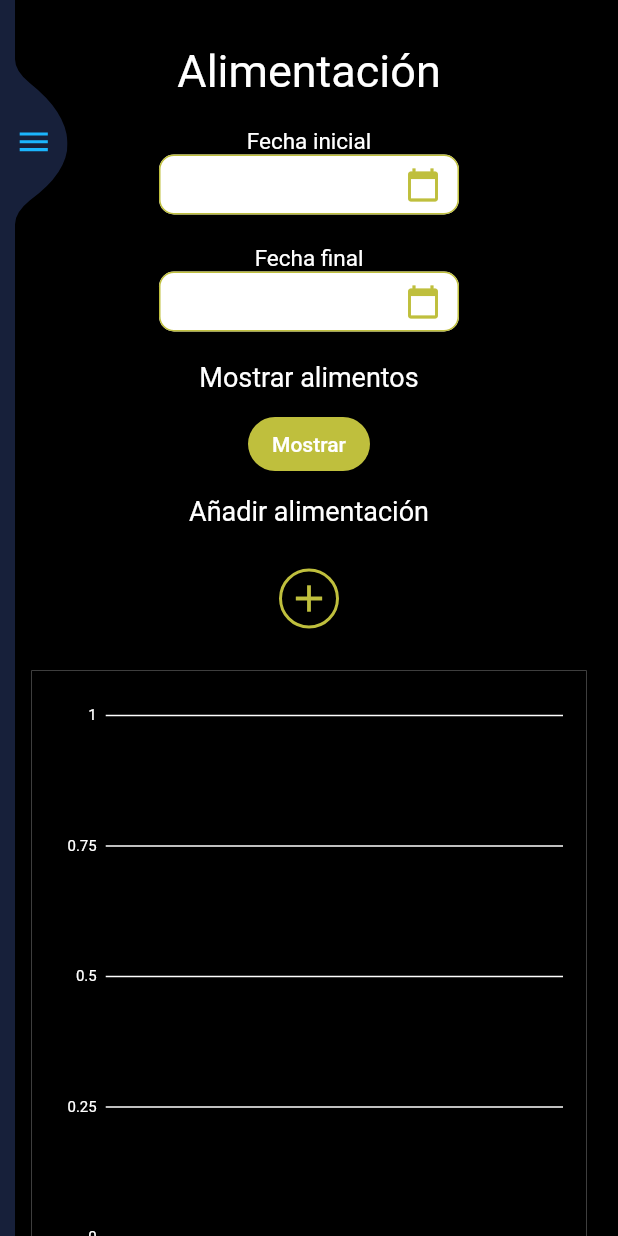
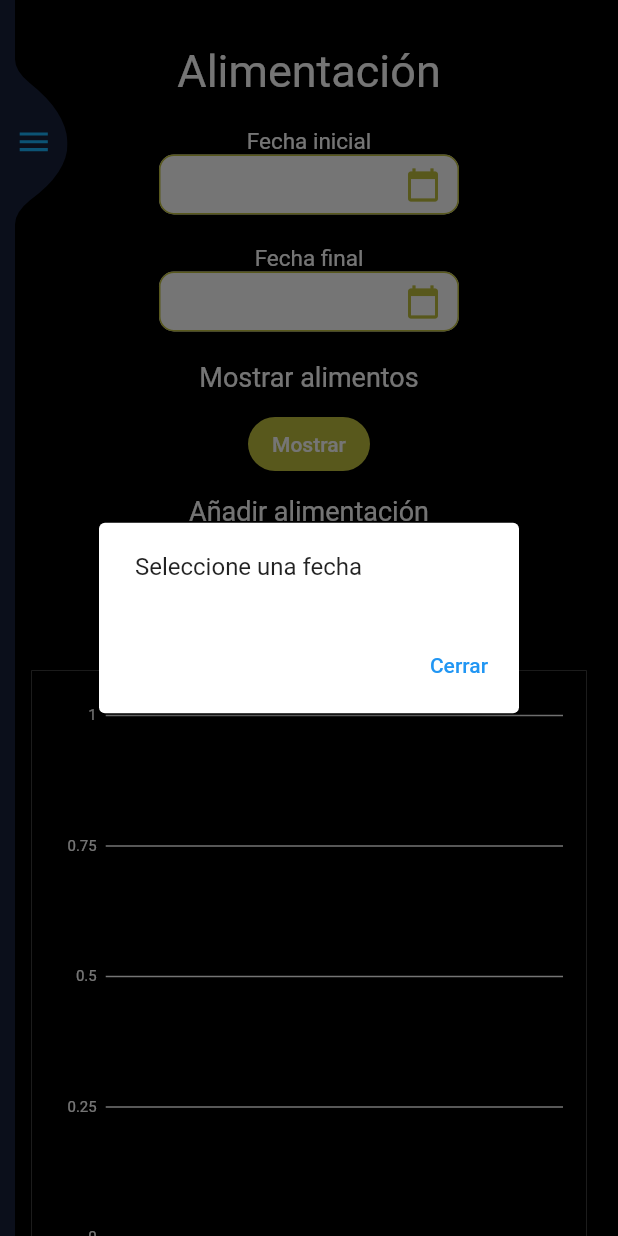
Before and after one commit to Dionisio202/Aplicacion_Movil_Flutter, a Flutter app: the menuali screen opened directly, after a tap on "Mostrar", on a phone screen of 412 x 824 dp. Run offline on Flutter 3.47's test engine with Material 2 defaults, Android fonts, the light colour scheme and no system bars; our stand-ins replace charts_flutter, connectivity, flutter_vector_icons, numberpicker, rxdart, shared_preferences; missing offline and left inert: mysql1; accounts and stored records are empty.

```diff
--- a/lib/alimentacion.dart
+++ b/lib/alimentacion.dart
@@ -16,6 +16,7 @@ DateTime? selectedDate;
 DateTime? selectedDate2;
 String fc = '';
 bool fecha = false;
+bool fecha2 = false;
 TextEditingController fechag = TextEditingController();
 
 TextEditingController fechag2 = TextEditingController();
@@ -67,15 +68,15 @@ class _AlimentacionState extends State<Alimentacion> {
 
       if (ageInYears >= 0) {
         setState(() {
-          fecha = true;
+          fecha2 = true;
           fechag2.text = DateFormat('dd/MM/yyyy').format(selectedDate2!);
         });
       } else {
-        fecha = false;
+        fecha2 = false;
         fechag2.text = "Fecha no valida";
       }
     } else {
-      fecha = false;
+      fecha2 = false;
     }
   }
 
@@ -196,8 +197,8 @@ class _AlimentacionState extends State<Alimentacion> {
                 SizedBox(height: 10),
                 ElevatedButton(
                   onPressed: () {
-                    sql.obtenerfecha(selectedDate!, selectedDate2!);
-                    if (fechag != null && fechag2 != null) {
+                    if (fecha && fecha2) {
+                      sql.obtenerfecha(selectedDate!, selectedDate2!);
                       sql().obtenerAlimentoCalorias();
                       Navigator.push(
                         context,
@@ -206,6 +207,7 @@ class _AlimentacionState extends State<Alimentacion> {
                         ),
                       );
                     } else {
+                      print("hola");
                       showDialog(
                         context: context,
                         builder: (BuildContext context) {
--- a/lib/barra.dart
+++ b/lib/barra.dart
@@ -141,7 +141,7 @@ class barra extends State<Sidebar>
                             ),
                             appitemns(
                               icono: Icons.home,
-                              titulo: "Home",
+                              titulo: "Inicio",
                               click: () {
                                 onIconPressed();
                                 Navigator.push(
```
